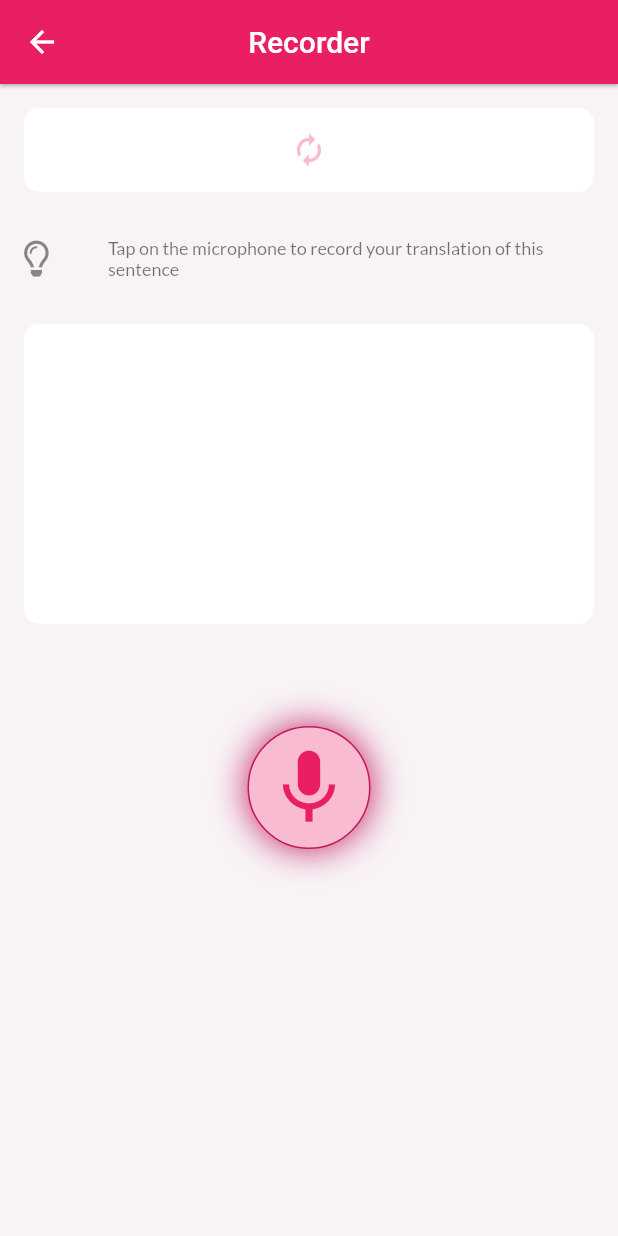
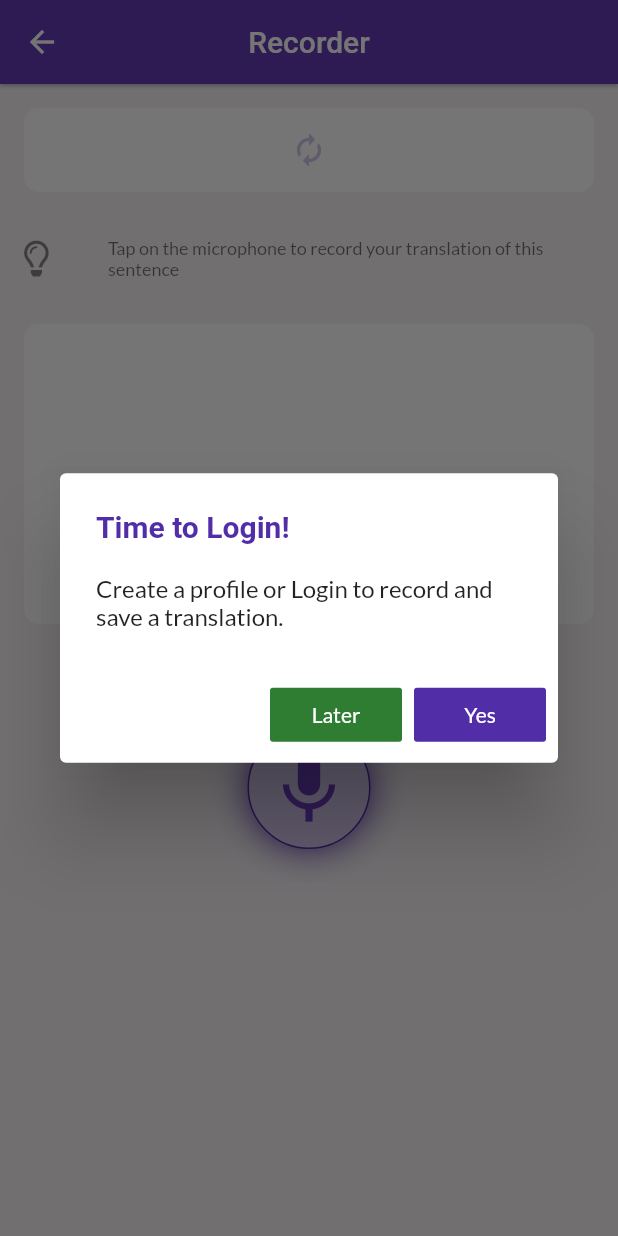
Before and after one commit to mkenlo/interpretari, a Flutter app: the TranslationScreen screen opened directly with empty values, after a tap on the "mic" icon, on a phone screen of 412 x 824 dp. Run offline on Flutter 3.47's test engine with Material 2 defaults, Android fonts, the phone set to English and light mode, and no system bars; our stand-ins replace flutter_svg, font_awesome_flutter, google_fonts, permission_handler, shared_preferences; missing offline and left inert: flutter_facebook_login, flutter_sound; accounts and stored records are empty; network calls fail.

Commit message:
changed how preferences are saved and retrieved, changed UI color and added a launch icon

```diff
--- a/lib/config.dart
+++ b/lib/config.dart
@@ -1,6 +1,7 @@
 const String appName = "Interpretari";
 
-const String apiAuthorityUrl = "http://192.168.0.58:8000";
+const String apiAuthorityUrl =
+    "http://interpretari-env.eba-bjjtu5ne.us-east-1.elasticbeanstalk.com/";
 
 const String defaultTargetLang = "Yemba";
 
--- a/lib/main.dart
+++ b/lib/main.dart
@@ -17,7 +17,7 @@ class MyApp extends StatelessWidget {
       debugShowCheckedModeBanner: false,
       title: 'Interpretari App',
       theme: ThemeData(
-        primarySwatch: Colors.pink,
+        primarySwatch: Colors.deepPurple,
         textTheme: GoogleFonts.latoTextTheme(Theme.of(context).textTheme),
         visualDensity: VisualDensity.adaptivePlatformDensity,
       ),
--- a/lib/models/sentence_model.dart
+++ b/lib/models/sentence_model.dart
@@ -13,4 +13,7 @@ class Sentence {
   static List<Sentence> asListFromJson(List<dynamic> json) {
     return json.map((i) => Sentence.fromJson(i)).toList();
   }
+
+  Map<String, dynamic> toJson() =>
+      {'sentence_id': id, 'sentence_text': text, 'sentence_lang': language};
 }
--- a/lib/models/translation_model.dart
+++ b/lib/models/translation_model.dart
@@ -1,20 +1,18 @@
-import 'language_model.dart';
-import 'sentence_model.dart';
-import 'user_model.dart';
+class Translation {
+  int id;
+  String author;
 
-class Translation {
-  User author;
+  String sentence;
 
-  Sentence sentence;
-
-  Language targetLanguage;
+  String targetLanguage;
 
   String audioFileName;
 
   String recordedOn;
 
   Translation(
-      {this.author,
+      {this.id,
+      this.author,
       this.sentence,
       this.targetLanguage,
       this.audioFileName,
@@ -22,14 +20,24 @@ class Translation {
 
   factory Translation.fromJson(Map<String, dynamic> json) {
     return Translation(
-        author: User.fromJson(json['author']),
-        targetLanguage: Language.fromJson(json['target_lang']),
-        sentence: Sentence.fromJson(json['sentence']),
-        audioFileName: json['audiofile'],
+        id: json['translation_id'],
+        author: json['author'],
+        targetLanguage: json['target_lang'],
+        sentence: json['sentence'],
+        audioFileName: json['audiofile'] ?? "",
         recordedOn: json['recorded_on']);
   }
 
   static List<Translation> asListFromJson(List<dynamic> json) {
     return json.map((i) => Translation.fromJson(i)).toList();
   }
+
+  Map<String, dynamic> toJson() => {
+        'translation_id': id,
+        'author': author,
+        'sentence': sentence,
+        'target_lang': targetLanguage,
+        'audiofile': audioFileName,
+        'recorded_on': recordedOn
+      };
 }
--- a/lib/models/user_model.dart
+++ b/lib/models/user_model.dart
@@ -24,9 +24,20 @@ class User {
         lastName: json['last_name']);
   }
 
+  static List<User> asListFromJson(List<dynamic> json) {
+    return json.map((i) => User.fromJson(i)).toList();
+  }
+
   Map<String, dynamic> toJson() => {
+        'id': id,
+        'email': email,
         'username': username,
         'first_name': firstName,
         'last_name': lastName,
       };
+
+  @override
+  String toString() {
+    return 'User{id: $id, email: $email, username: $username, firstName: $firstName, lastName: $lastName}';
+  }
 }
--- a/lib/res/colors.dart
+++ b/lib/res/colors.dart
@@ -1,13 +1,9 @@
 import "package:flutter/material.dart";
 
-Color primaryColor = Color(0xFFFFFFFF);
-Color accentColor = Colors.pink[600];
-
 final Map<String, Color> isRecordingColor = {
-  "accent": Colors.red[600],
-  "primaryLight": Colors.red[100],
-  "primaryDark": Colors.red[800]
+  "accent": Colors.green[600],
+  "primaryLight": Colors.green[100],
+  "primaryDark": Colors.green[800]
 };
 
-Color bgPrimaryColor = Color(
-    0xFFF8F3F7); //light purple RGB(248,243,247); Color(0xFFF3F8F7) ==> light green
+Color bgPrimaryColor = Color(0xFFF8F3F7); //light purple RGB(248,243,247);
--- a/lib/screens/home_screen.dart
+++ b/lib/screens/home_screen.dart
@@ -28,7 +28,8 @@ class HomeScreenState extends State<HomeScreen> {
         child: FutureBuilder<User>(
             future: UserService().getProfileInfoFromPreferences(),
             builder: (BuildContext context, snapshot) {
-            if (snapshot.connectionState == ConnectionState.done) {
+              if (snapshot.connectionState == ConnectionState.done &&
+                  snapshot.data != null) {
                 return Text(welcomeMsg + snapshot.data.firstName + "!",
                     style:
                         TextStyle(fontSize: 32.0, fontWeight: FontWeight.bold));
@@ -37,8 +38,7 @@ class HomeScreenState extends State<HomeScreen> {
                   style: TextStyle(
                       fontSize: 32.0,
                       fontWeight: FontWeight.bold)); // unreachable
-          },
-        ));
+            }));
 
     final welcomeImg = SizedBox(
         height: 300.0,
--- a/lib/screens/translation_screen.dart
+++ b/lib/screens/translation_screen.dart
@@ -6,17 +6,20 @@ import 'package:flutter_sound/flutter_sound.dart';
 import 'package:font_awesome_flutter/font_awesome_flutter.dart';
 import 'package:intl/intl.dart' show DateFormat;
 import 'package:permission_handler/permission_handler.dart';
-import 'package:shared_preferences/shared_preferences.dart';
 
 import '../components/sentence_card_widget.dart';
 import '../components/translator_language_widget.dart';
-import '../config.dart';
 import '../models/sentence_model.dart';
+import '../models/translation_model.dart';
+import '../models/user_model.dart';
 import '../res/colors.dart';
 import '../res/dimensions.dart';
 import '../res/strings.dart';
 import '../services/audio_service.dart';
+import '../services/language_service.dart';
 import '../services/permission_service.dart';
+import '../services/translation_service.dart';
+import '../services/user_service.dart';
 
 class TranslationScreen extends StatefulWidget {
   final Sentence sentence;
@@ -33,19 +36,9 @@ class TranslationScreenState extends State<TranslationScreen> {
   bool _isRecording = false;
   double _recorderIconSize = 60.0;
   FlutterSoundRecorder _flutterSound;
-  String _author = dummyUserName;
   String _targetLang = "";
   String _sourceLanguage = "";
   String _recordedFilePath = "";
-
-  void _getPreferences() async {
-    SharedPreferences prefs = await SharedPreferences.getInstance();
-    setState(() {
-      this._author = prefs.getString("username");
-      this._sourceLanguage = prefs.getString("sourceLanguage");
-      this._targetLang = prefs.getString("targetLanguage");
-    });
-  }
 
   void _startRecording() async {
     String filePath =
@@ -81,7 +74,27 @@ class TranslationScreenState extends State<TranslationScreen> {
     _askToSaveRecording();
   }
 
-  void _doneRecording() {}
+  void _doneRecording() async {
+    Translation translation = await saveTranslation(Translation(
+        sentence: widget.sentence.id.toString(),
+        audioFileName: "sentence${widget.sentence.id}"));
+    String filePath = await getAudioFullPath("sentence${widget.sentence.id}");
+    await uploadTranslationFile(translation.id, filePath);
+
+    final snackBar = SnackBar(
+      content: Text('Yay! Your recording was saved!'),
+      action: SnackBarAction(
+        label: 'Done',
+        onPressed: () {
+          // Some code to undo the change.
+        },
+      ),
+    );
+
+    // Find the Scaffold in the widget tree and use
+    // it to show a SnackBar.
+    ScaffoldMessenger.of(context).showSnackBar(snackBar);
+  }
 
   void _cancelRecording({BuildContext context}) {
     final recordedFile = File(this._recordedFilePath);
@@ -114,8 +127,7 @@ class TranslationScreenState extends State<TranslationScreen> {
                     onPressed: () {
                       _cancelRecording(context: context);
                       Navigator.of(context).pop();
-                  },
-                ),
+                    }),
                 FlatButton(
                     color: Theme.of(context).primaryColorDark,
                     textColor: Colors.white,
@@ -123,8 +135,39 @@ class TranslationScreenState extends State<TranslationScreen> {
                     onPressed: () {
                       _doneRecording();
                       Navigator.of(context).pop();
-                  },
-                ),
+                    })
+              ]);
+        });
+  }
+
+  void _askUserToLogin() {
+    showDialog<void>(
+        context: context,
+        barrierDismissible: false,
+        builder: (BuildContext context) {
+          return AlertDialog(
+              titleTextStyle: TextStyle(
+                  color: Theme.of(context).primaryColorDark,
+                  fontWeight: FontWeight.bold,
+                  fontSize: 20.0),
+              title: Text("Time to Login!"),
+              content: Text(
+                  "Create a profile or Login to record and save a translation."),
+              actions: <Widget>[
+                FlatButton(
+                    color: isRecordingColor["primaryDark"],
+                    textColor: Colors.white,
+                    child: Text('Later'),
+                    onPressed: () {
+                      Navigator.of(context).pop();
+                    }),
+                FlatButton(
+                    color: Theme.of(context).primaryColorDark,
+                    textColor: Colors.white,
+                    child: Text('Yes'),
+                    onPressed: () {
+                      Navigator.of(context).popAndPushNamed(ROUTE_SIGNIN);
+                    })
               ]);
         });
   }
@@ -143,13 +186,18 @@ class TranslationScreenState extends State<TranslationScreen> {
     }
 
     Widget recorder = GestureDetector(
-        onTap: () {
+        onTap: () async {
+          User user = await UserService().getProfileInfoFromPreferences();
+          if (user == null) {
+            _askUserToLogin();
+          } else {
             Permission.microphone.request().isGranted.then((permission) {
               if (permission)
                 (_isRecording) ? _stopRecording() : _startRecording();
               else
                 requestAppPermission();
             });
+          }
         },
         child: Container(
             child: _flutterSound.isRecording ? stopIcon : micIcon,
@@ -158,9 +206,7 @@ class TranslationScreenState extends State<TranslationScreen> {
                 border: Border.all(color: darkColor, width: 1.0),
                 borderRadius: BorderRadius.circular(80.0),
                 color: lightColor,
-                boxShadow: [
-                  new BoxShadow(color: darkColor, blurRadius: 20.0)
-                ])));
+                boxShadow: [BoxShadow(color: darkColor, blurRadius: 20.0)])));
 
     return recorder;
   }
@@ -168,8 +214,7 @@ class TranslationScreenState extends State<TranslationScreen> {
   Widget timerWidget() {
     return Padding(
         padding: const EdgeInsets.all(DEFAULT_PADDING),
-      child: Text("$_recorderTimer", style: TextStyle(fontSize: 30.0)),
-    );
+        child: Text("$_recorderTimer", style: TextStyle(fontSize: 30.0)));
   }
 
   @override
@@ -186,7 +231,12 @@ class TranslationScreenState extends State<TranslationScreen> {
     _recorderTimer = "";
     _isRecording = false;
     _flutterSound = new FlutterSoundRecorder();
-    _getPreferences();
+    getPreferredLanguage().then((languages) {
+      setState(() {
+        this._sourceLanguage = languages[0].name;
+        this._targetLang = languages[1].name;
+      });
+    });
   }
 
   @override
```
Also changed, not shown: lib/models/language_model.dart (+10 -3 lines), lib/screens/preferences_screen.dart (+31 -12 lines), lib/screens/sentence_list_screen.dart (+6 -15 lines), lib/screens/splash_screen.dart (+4 -4 lines), lib/screens/translation_list_screen.dart (+8 -12 lines), lib/screens/userprofile_screen.dart (+41 -28 lines), lib/services/language_service.dart (+17 -1 lines), lib/services/translation_service.dart (+19 -39 lines), lib/services/user_service.dart (+46 -40 lines), assets/images/undraw_welcoming.svg, 16 other files. Lines whose indentation alone changed are shown as unchanged.
